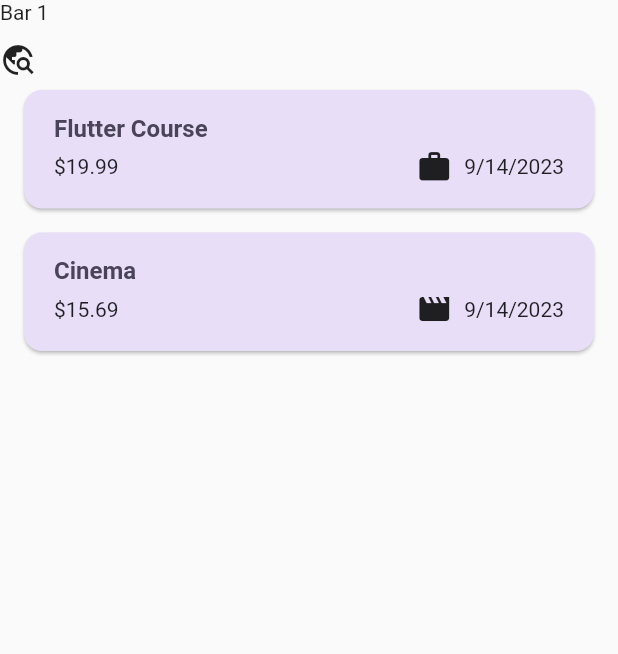
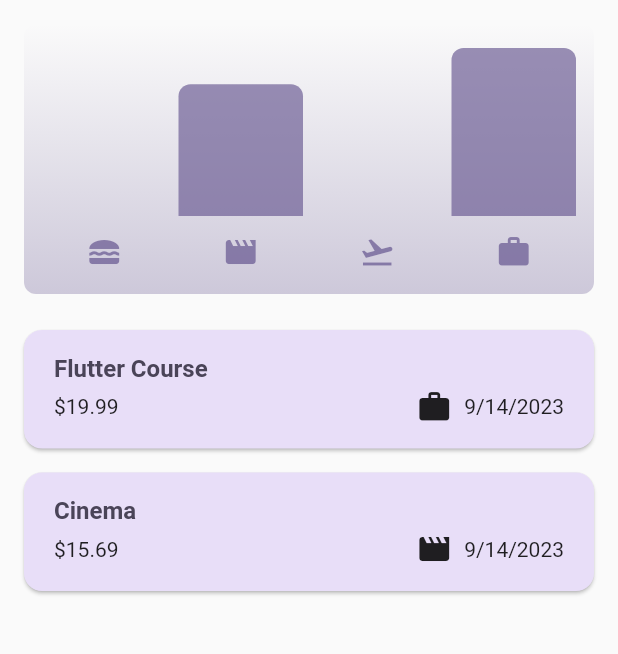
Before and after one commit to seadynamic8/expense_tracker2, a Flutter app: the screen it shows after launch, on a phone screen of 412 x 824 dp, the part 84-738 px from its top. Run offline on Flutter 3.47's test engine with Material 2 defaults, Android fonts, the phone set to English and light mode, and no system bars.

Commit message:
Add Expense Chart

```diff
--- a/lib/models/expense.dart
+++ b/lib/models/expense.dart
@@ -4,13 +4,13 @@ import 'package:intl/intl.dart';
 
 final formatter = DateFormat.yMd();
 
-enum Category { leisure, work, travel, food }
+enum Category { food, leisure, travel, work }
 
 const categoryIcons = {
+  Category.food: Icons.lunch_dining,
   Category.leisure: Icons.movie,
+  Category.travel: Icons.flight_takeoff,
   Category.work: Icons.work,
-  Category.travel: Icons.flight_takeoff,
-  Category.food: Icons.lunch_dining,
 };
 
 class Expense {
@@ -29,3 +29,30 @@ class Expense {
     return formatter.format(date);
   }
 }
+
+class ExpenseBucket {
+  ExpenseBucket({required this.expenses, required this.category});
+
+  ExpenseBucket.forCategory(
+      {required List<Expense> allExpenses, required this.category})
+      : expenses = allExpenses
+            .where((expense) => expense.category == category)
+            .toList();
+
+  final Category category;
+  final List<Expense> expenses;
+
+  // double get totalExpenses {
+  //   return expenses.fold(0.0, (total, expense) => total + expense.amount);
+  // }
+
+  double get totalExpenses {
+    double sum = 0;
+
+    for (final expense in expenses) {
+      sum += expense.amount;
+    }
+
+    return sum;
+  }
+}
--- a/lib/widgets/expenses.dart
+++ b/lib/widgets/expenses.dart
@@ -15,10 +15,11 @@ class Expenses extends StatefulWidget {
 class _ExpensesState extends State<Expenses> {
   final List<Expense> _registeredExpenses = [
     Expense(
-        title: 'Flutter Course',
-        amount: 19.99,
-        date: DateTime.now(),
-        category: Category.work),
+      title: 'Flutter Course',
+      amount: 19.99,
+      date: DateTime.now(),
+      category: Category.work,
+    ),
     Expense(
       title: 'Cinema',
       amount: 15.69,
@@ -84,7 +85,7 @@ class _ExpensesState extends State<Expenses> {
       ),
       body: Column(
         children: [
-          const Chart(),
+          Chart(expenses: _registeredExpenses),
           Expanded(
             child: ExpensesList(
               expenses: _registeredExpenses,
--- a/lib/widgets/expenses/chart/chart.dart
+++ b/lib/widgets/expenses/chart/chart.dart
@@ -1,26 +1,85 @@
 import 'package:flutter/material.dart';
 
+import 'package:expense_tracker2/models/expense.dart';
+import 'package:expense_tracker2/widgets/expenses/chart/chart_bar.dart';
+
 class Chart extends StatelessWidget {
-  const Chart({super.key});
+  const Chart({super.key, required this.expenses});
+
+  final List<Expense> expenses;
+
+  List<ExpenseBucket> getBuckets() {
+    return Category.values
+        .map((category) => ExpenseBucket.forCategory(
+            allExpenses: expenses, category: category))
+        .toList();
+  }
+
+  double getMaxTotalExpense(List<ExpenseBucket> buckets) {
+    return buckets.fold(0.0, (maxTotal, bucket) {
+      double totalExpenses = bucket.totalExpenses;
+      return totalExpenses > maxTotal ? totalExpenses : maxTotal;
+    });
+  }
+
+  double expenseRatio(ExpenseBucket bucket, double maxTotalExpense) {
+    double totalExpenses = bucket.totalExpenses;
+    return totalExpenses == 0 ? 0 : totalExpenses / maxTotalExpense;
+  }
 
   @override
   Widget build(BuildContext context) {
-    return const Column(
-      children: [
-        Row(
-          children: [
-            Text('Bar 1'),
+    final buckets = getBuckets();
+    final maxTotalExpense = getMaxTotalExpense(buckets);
+
+    return Container(
+      margin: const EdgeInsets.all(16),
+      padding: const EdgeInsets.symmetric(horizontal: 8, vertical: 16),
+      width: double.infinity,
+      height: 180,
+      decoration: BoxDecoration(
+        borderRadius: BorderRadius.circular(8),
+        gradient: LinearGradient(
+          colors: [
+            Theme.of(context).colorScheme.primary.withOpacity(0.3),
+            Theme.of(context).colorScheme.primary.withOpacity(0.0),
           ],
+          begin: Alignment.bottomCenter,
+          end: Alignment.topCenter,
         ),
-        SizedBox(
-          height: 12,
-        ),
-        Row(
-          children: [
-            Icon(Icons.travel_explore),
-          ],
-        ),
-      ],
+      ),
+      child: Column(
+        children: [
+          Expanded(
+            child: Row(
+              crossAxisAlignment: CrossAxisAlignment.end,
+              children: buckets
+                  .map((bucket) =>
+                      ChartBar(fill: expenseRatio(bucket, maxTotalExpense)))
+                  .toList(),
+            ),
+          ),
+          const SizedBox(
+            height: 12,
+          ),
+          Row(
+            children: buckets
+                .map((bucket) => Expanded(
+                      child: Padding(
+                        padding: const EdgeInsets.symmetric(horizontal: 4),
+                        child: Icon(
+                          categoryIcons[bucket.category],
+                          color: Theme.of(context)
+                              .colorScheme
+                              .primary
+                              .withOpacity(0.7),
+                        ),
+                      ),
+                    ))
+                .toList(),
+          ),
+        ],
+      ),
     );
   }
 }
--- /dev/null
+++ b/lib/widgets/expenses/chart/chart_bar.dart
@@ -0,0 +1,28 @@
+import 'package:flutter/material.dart';
+
+class ChartBar extends StatelessWidget {
+  const ChartBar({super.key, required this.fill});
+
+  final double fill;
+
+  @override
+  Widget build(BuildContext context) {
+    return Expanded(
+      child: Padding(
+        padding: const EdgeInsets.symmetric(horizontal: 4),
+        child: FractionallySizedBox(
+          alignment: Alignment.bottomCenter,
+          heightFactor: fill,
+          child: DecoratedBox(
+            decoration: BoxDecoration(
+              shape: BoxShape.rectangle,
+              borderRadius:
+                  const BorderRadius.vertical(top: Radius.circular(8)),
+              color: Theme.of(context).colorScheme.primary.withOpacity(0.65),
+            ),
+          ),
+        ),
+      ),
+    );
+  }
+}
```
